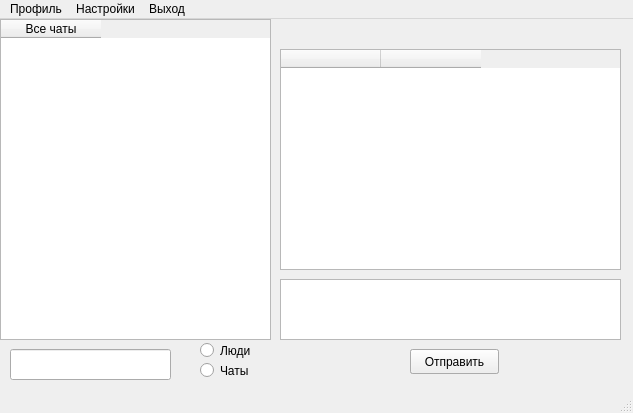
Above: Client/mainwindow.ui from Elizaser/Messenger-Diplom before the change. Below: the same form after it.
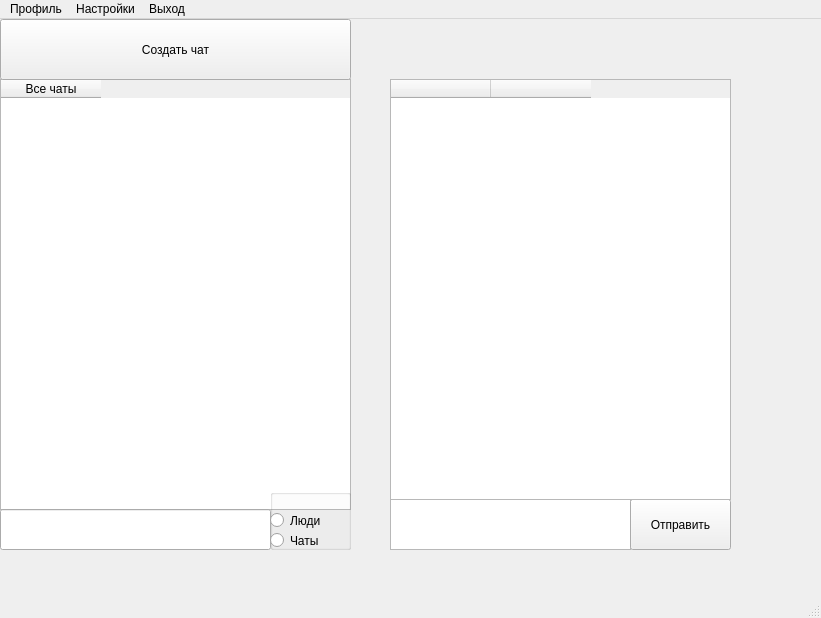
That is the form after the change.

Commit message: restart. create chat

```diff
--- a/Client/mainwindow.ui
+++ b/Client/mainwindow.ui
@@ -6,8 +6,8 @@
    <rect>
     <x>0</x>
     <y>0</y>
-    <width>633</width>
-    <height>413</height>
+    <width>821</width>
+    <height>618</height>
    </rect>
   </property>
   <property name="windowTitle">
@@ -17,8 +17,8 @@
    <widget class="QLabel" name="label_chatName">
     <property name="geometry">
      <rect>
-      <x>380</x>
-      <y>0</y>
+      <x>560</x>
+      <y>50</y>
       <width>231</width>
       <height>31</height>
      </rect>
@@ -31,9 +31,9 @@
     <property name="geometry">
      <rect>
       <x>0</x>
-      <y>0</y>
-      <width>271</width>
-      <height>321</height>
+      <y>60</y>
+      <width>351</width>
+      <height>431</height>
      </rect>
     </property>
     <property name="minimumSize">
@@ -54,20 +54,20 @@
    <widget class="QTextEdit" name="textEdit_replyBox">
     <property name="geometry">
      <rect>
-      <x>280</x>
-      <y>260</y>
-      <width>341</width>
-      <height>61</height>
+      <x>390</x>
+      <y>480</y>
+      <width>241</width>
+      <height>51</height>
      </rect>
     </property>
    </widget>
    <widget class="QPushButton" name="pushButton_sendReply">
     <property name="geometry">
      <rect>
-      <x>410</x>
-      <y>330</y>
-      <width>89</width>
-      <height>25</height>
+      <x>630</x>
+      <y>480</y>
+      <width>101</width>
+      <height>51</height>
      </rect>
     </property>
     <property name="text">
@@ -77,20 +77,20 @@
    <widget class="QLineEdit" name="lineEdit_searchUser">
     <property name="geometry">
      <rect>
-      <x>10</x>
-      <y>330</y>
-      <width>161</width>
-      <height>31</height>
+      <x>0</x>
+      <y>490</y>
+      <width>271</width>
+      <height>41</height>
      </rect>
     </property>
    </widget>
    <widget class="QTableWidget" name="tableWidget_chatWindow">
     <property name="geometry">
      <rect>
-      <x>280</x>
-      <y>30</y>
+      <x>390</x>
+      <y>60</y>
       <width>341</width>
-      <height>221</height>
+      <height>421</height>
      </rect>
     </property>
     <column>
@@ -110,8 +110,8 @@
    <widget class="QLabel" name="label_chatPhoto">
     <property name="geometry">
      <rect>
-      <x>280</x>
-      <y>0</y>
+      <x>460</x>
+      <y>50</y>
       <width>101</width>
       <height>31</height>
      </rect>
@@ -120,11 +120,23 @@
      <string/>
     </property>
    </widget>
+   <widget class="QGroupBox" name="groupBox">
+    <property name="geometry">
+     <rect>
+      <x>270</x>
+      <y>470</y>
+      <width>81</width>
+      <height>61</height>
+     </rect>
+    </property>
+    <property name="title">
+     <string/>
+    </property>
    <widget class="QRadioButton" name="radioButtonPeople">
     <property name="geometry">
      <rect>
-      <x>200</x>
-      <y>320</y>
+       <x>0</x>
+       <y>20</y>
       <width>71</width>
       <height>23</height>
      </rect>
@@ -136,8 +148,8 @@
    <widget class="QRadioButton" name="radioButton_Chats">
     <property name="geometry">
      <rect>
-      <x>200</x>
-      <y>340</y>
+       <x>0</x>
+       <y>40</y>
       <width>71</width>
       <height>23</height>
      </rect>
@@ -146,20 +158,20 @@
      <string>Чаты</string>
     </property>
    </widget>
-   <widget class="QPushButton" name="pushButton_sendEdit">
+   </widget>
+   <widget class="QPushButton" name="pushButton_createChat">
     <property name="geometry">
      <rect>
-      <x>410</x>
-      <y>330</y>
-      <width>89</width>
-      <height>25</height>
+      <x>0</x>
+      <y>0</y>
+      <width>351</width>
+      <height>61</height>
      </rect>
     </property>
     <property name="text">
-     <string>Изменить</string>
+     <string>Создать чат</string>
     </property>
    </widget>
-   <zorder>pushButton_sendEdit</zorder>
    <zorder>textEdit_replyBox</zorder>
    <zorder>pushButton_sendReply</zorder>
    <zorder>label_chatName</zorder>
@@ -167,15 +179,15 @@
    <zorder>lineEdit_searchUser</zorder>
    <zorder>tableWidget_chatWindow</zorder>
    <zorder>label_chatPhoto</zorder>
-   <zorder>radioButtonPeople</zorder>
-   <zorder>radioButton_Chats</zorder>
+   <zorder>groupBox</zorder>
+   <zorder>pushButton_createChat</zorder>
   </widget>
   <widget class="QMenuBar" name="menubar">
    <property name="geometry">
     <rect>
      <x>0</x>
      <y>0</y>
-     <width>633</width>
+     <width>821</width>
      <height>22</height>
     </rect>
    </property>
```
Lines whose indentation alone changed are shown as unchanged. The commit also changes 22 other files.
